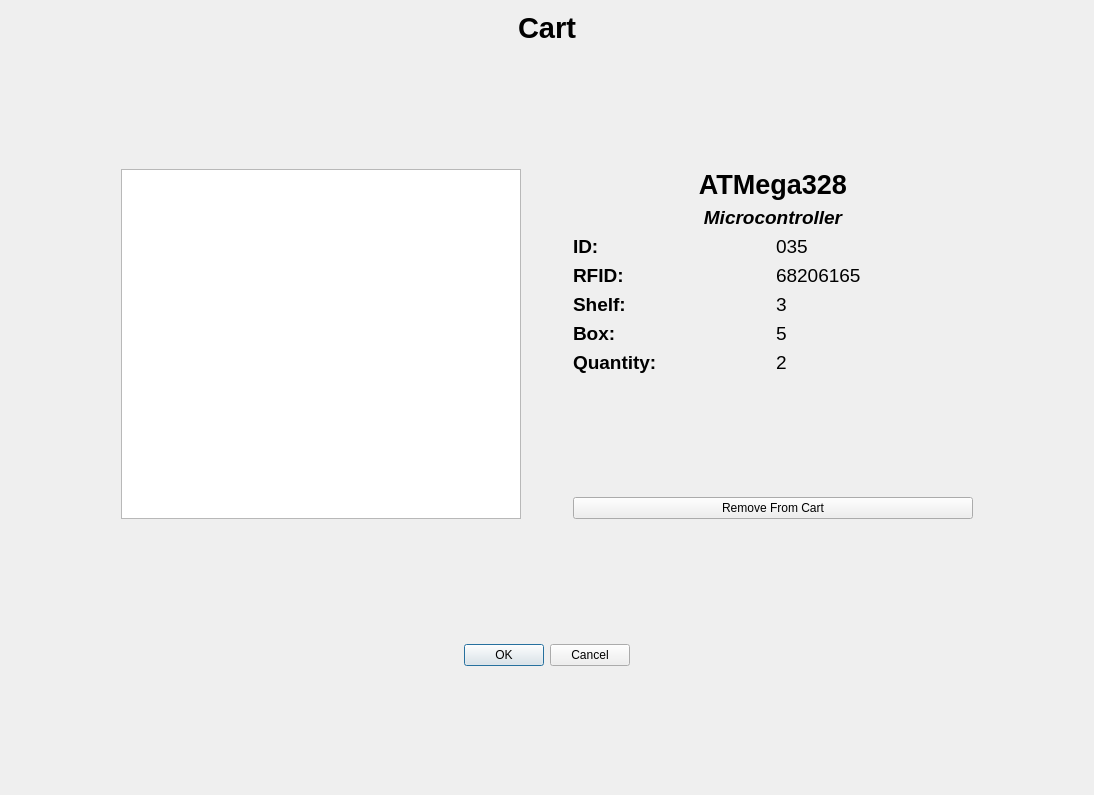
Old version of the form cart.ui in the repository arc-bphc/sims-gui.
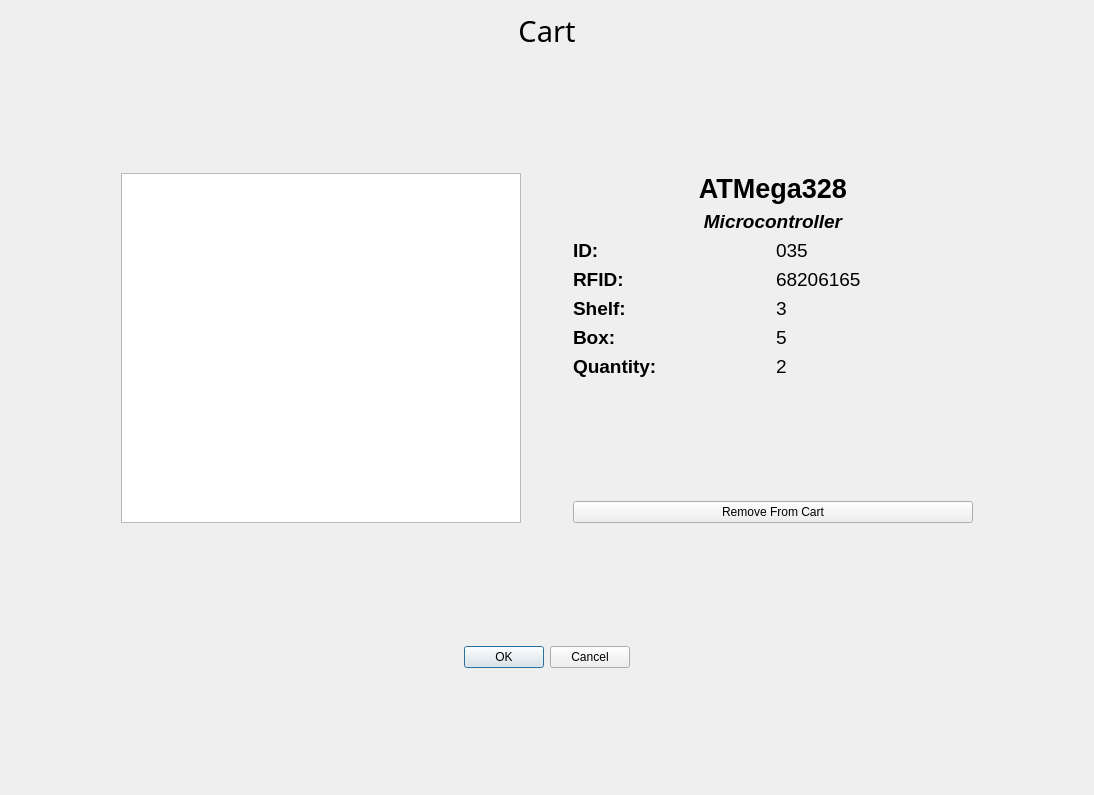
New version of the form.

Diff of the .ui file:
```diff
--- a/cart.ui
+++ b/cart.ui
@@ -64,12 +64,16 @@
       <widget class="QLabel" name="label_2">
        <property name="font">
         <font>
-         <pointsize>16</pointsize>
-         <weight>75</weight>
+         <family>Noto Sans</family>
+         <pointsize>24</pointsize>
+         <weight>50</weight>
          <italic>false</italic>
-         <bold>true</bold>
+         <bold>false</bold>
         </font>
        </property>
+       <property name="styleSheet">
+        <string notr="true">font: 24pt &quot;Noto Sans&quot;;</string>
+       </property>
        <property name="text">
         <string>&lt;html&gt;&lt;head/&gt;&lt;body&gt;&lt;p align=&quot;center&quot;&gt;&lt;span style=&quot; font-size:22pt;&quot;&gt;Cart&lt;/span&gt;&lt;/p&gt;&lt;/body&gt;&lt;/html&gt;</string>
        </property>
```
